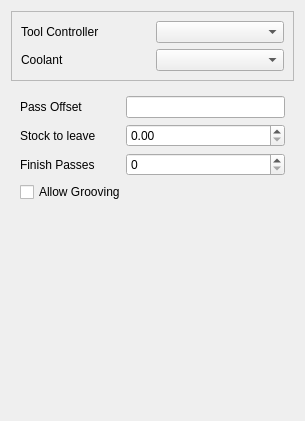
The window that Gui/Resources/panels/PageOpTurnBaseEdit.ui (dubstar-04/TurningAddon) describes before a commit, drawn with Qt 5.
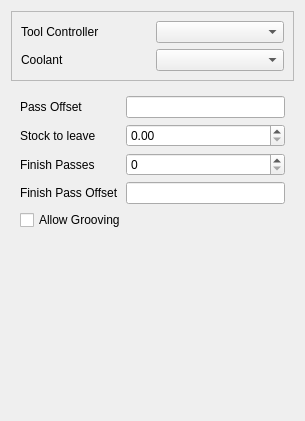
The same window after the commit. Custom widgets are drawn as their Qt base class.

Commit message: Expose finishing pass offset for turning grooves

What changed in the file:
```diff
--- a/Gui/Resources/panels/PageOpTurnBaseEdit.ui
+++ b/Gui/Resources/panels/PageOpTurnBaseEdit.ui
@@ -72,14 +72,34 @@
       <item row="2" column="1">
        <widget class="QSpinBox" name="finishPasses"/>
       </item>
-      <item row="3" column="0" colspan="2">
+      <item row="3" column="0">
+       <widget class="QLabel" name="finishPassOffsetLabel">
+        <property name="text">
+         <string>Finish Pass Offset</string>
+        </property>
+        <property name="visible">
+         <bool>false</bool>
+        </property>
+       </widget>
+      </item>
+      <item row="3" column="1">
+       <widget class="Gui::InputField" name="finishPassOffset">
+        <property name="toolTip">
+         <string>Offset between finishing contours. Zero repeats the final contour.</string>
+        </property>
+        <property name="visible">
+         <bool>false</bool>
+        </property>
+       </widget>
+      </item>
+      <item row="4" column="0" colspan="2">
        <widget class="QCheckBox" name="allowGrooving">
         <property name="text">
          <string>Allow Grooving</string>
         </property>
        </widget>
       </item>
-      <item row="4" column="0">
+      <item row="6" column="0">
        <spacer name="verticalSpacer">
         <property name="orientation">
          <enum>Qt::Vertical</enum>
```
The commit also changes 3 other files.
